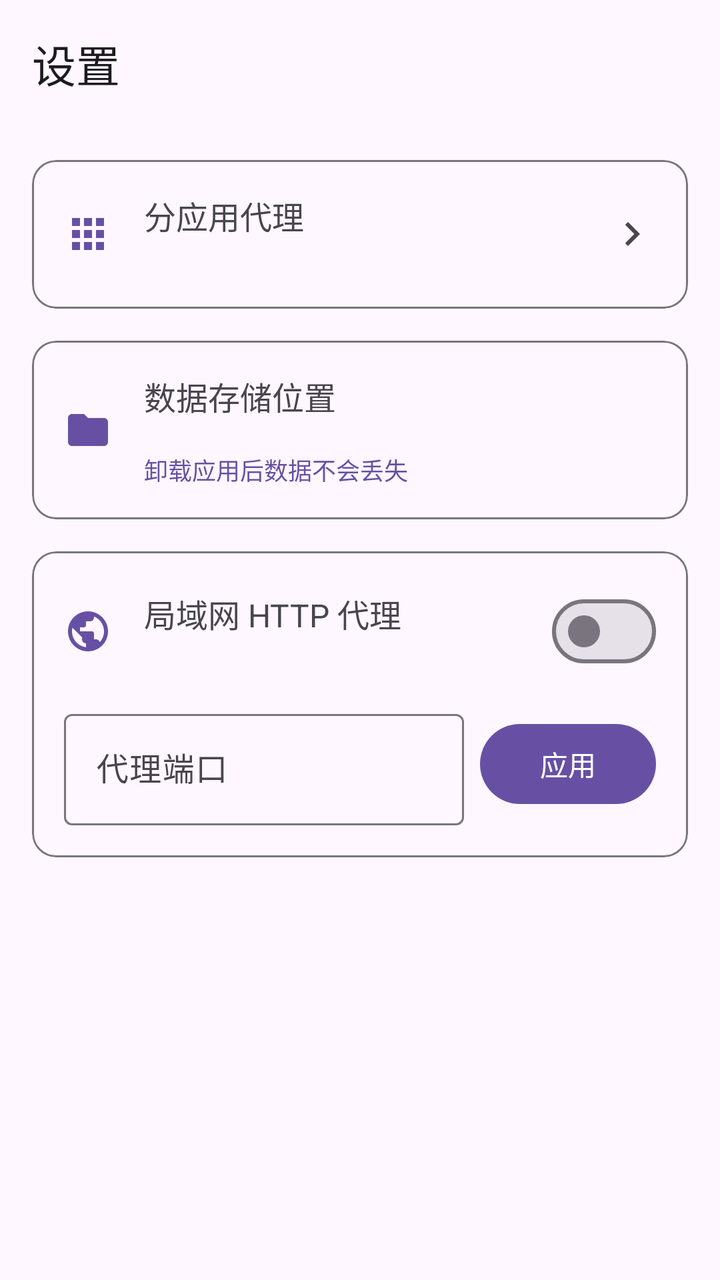
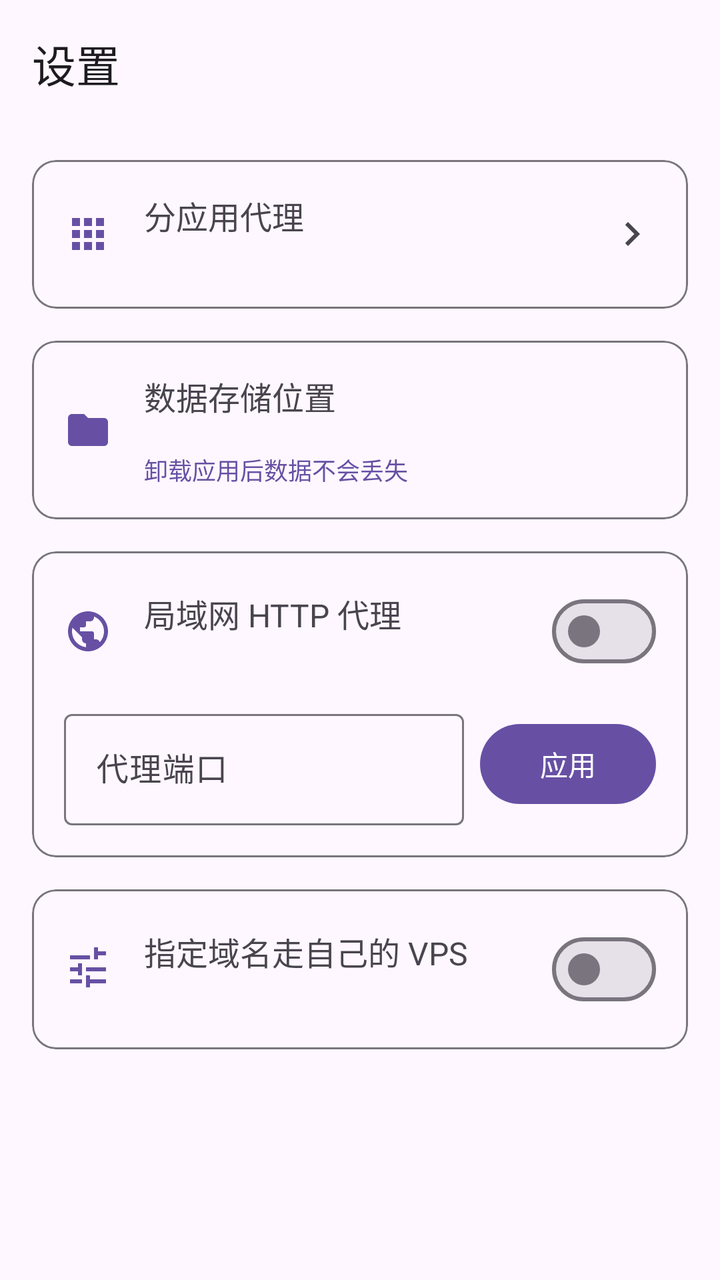

An Android layout rendered at two revisions. The XML below is the earlier revision; the diff shows what the commit changed to produce the second picture.
<!-- AndroidManifest.xml: application theme Theme.ClashMetaView -->
<!-- res/layout/fragment_settings.xml -->
<?xml version="1.0" encoding="utf-8"?>
<LinearLayout xmlns:android="http://schemas.android.com/apk/res/android"
    xmlns:app="http://schemas.android.com/apk/res-auto"
    android:layout_width="match_parent"
    android:layout_height="match_parent"
    android:orientation="vertical">

    <com.google.android.material.appbar.AppBarLayout
        android:layout_width="match_parent"
        android:layout_height="wrap_content">

        <com.google.android.material.appbar.MaterialToolbar
            android:id="@+id/toolbar"
            android:layout_width="match_parent"
            android:layout_height="?attr/actionBarSize"
            app:title="设置" />
    </com.google.android.material.appbar.AppBarLayout>

    <LinearLayout
        android:layout_width="match_parent"
        android:layout_height="match_parent"
        android:orientation="vertical"
        android:padding="16dp">

        
        <com.google.android.material.card.MaterialCardView
            android:id="@+id/card_apps"
            android:layout_width="match_parent"
            android:layout_height="wrap_content"
            android:clickable="true"
            android:focusable="true"
            app:cardElevation="0dp"
            app:strokeWidth="1dp"
            app:strokeColor="?attr/colorOutline">

            <LinearLayout
                android:layout_width="match_parent"
                android:layout_height="wrap_content"
                android:gravity="center_vertical"
                android:orientation="horizontal"
                android:padding="16dp">

                <ImageView
                    android:layout_width="24dp"
                    android:layout_height="24dp"
                    android:src="@drawable/ic_apps"
                    app:tint="?attr/colorPrimary"
                    android:contentDescription="@null" />

                <LinearLayout
                    android:layout_width="0dp"
                    android:layout_height="wrap_content"
                    android:layout_marginStart="16dp"
                    android:layout_weight="1"
                    android:orientation="vertical">

                    <TextView
                        android:layout_width="wrap_content"
                        android:layout_height="wrap_content"
                        android:text="分应用代理"
                        android:textSize="16sp" />

                    <TextView
                        android:id="@+id/text_app_proxy_info"
                        android:layout_width="wrap_content"
                        android:layout_height="wrap_content"
                        android:textColor="?android:attr/textColorSecondary"
                        android:textSize="14sp" />
                </LinearLayout>

                <ImageView
                    android:layout_width="24dp"
                    android:layout_height="24dp"
                    android:src="@drawable/ic_chevron_right"
                    app:tint="?android:attr/textColorSecondary"
                    android:contentDescription="@null" />
            </LinearLayout>
        </com.google.android.material.card.MaterialCardView>

        
        <com.google.android.material.card.MaterialCardView
            android:layout_width="match_parent"
            android:layout_height="wrap_content"
            android:layout_marginTop="16dp"
            app:cardElevation="0dp"
            app:strokeWidth="1dp"
            app:strokeColor="?attr/colorOutline">

            <LinearLayout
                android:layout_width="match_parent"
                android:layout_height="wrap_content"
                android:gravity="center_vertical"
                android:orientation="horizontal"
                android:padding="16dp">

                <ImageView
                    android:layout_width="24dp"
                    android:layout_height="24dp"
                    android:src="@drawable/ic_folder"
                    app:tint="?attr/colorPrimary"
                    android:contentDescription="@null" />

                <LinearLayout
                    android:layout_width="0dp"
                    android:layout_height="wrap_content"
                    android:layout_marginStart="16dp"
                    android:layout_weight="1"
                    android:orientation="vertical">

                    <TextView
                        android:layout_width="wrap_content"
                        android:layout_height="wrap_content"
                        android:text="数据存储位置"
                        android:textSize="16sp" />

                    <TextView
                        android:id="@+id/text_data_path"
                        android:layout_width="wrap_content"
                        android:layout_height="wrap_content"
                        android:textColor="?android:attr/textColorSecondary"
                        android:textSize="12sp" />

                    <TextView
                        android:layout_width="wrap_content"
                        android:layout_height="wrap_content"
                        android:text="卸载应用后数据不会丢失"
                        android:textColor="?attr/colorPrimary"
                        android:textSize="12sp" />
                </LinearLayout>
            </LinearLayout>
        </com.google.android.material.card.MaterialCardView>

        
        <com.google.android.material.card.MaterialCardView
            android:layout_width="match_parent"
            android:layout_height="wrap_content"
            android:layout_marginTop="16dp"
            app:cardElevation="0dp"
            app:strokeWidth="1dp"
            app:strokeColor="?attr/colorOutline">

            <LinearLayout
                android:layout_width="match_parent"
                android:layout_height="wrap_content"
                android:orientation="vertical"
                android:padding="16dp">

                <LinearLayout
                    android:layout_width="match_parent"
                    android:layout_height="wrap_content"
                    android:gravity="center_vertical"
                    android:orientation="horizontal">

                    <ImageView
                        android:layout_width="24dp"
                        android:layout_height="24dp"
                        android:src="@drawable/ic_public"
                        app:tint="?attr/colorPrimary"
                        android:contentDescription="@null" />

                    <LinearLayout
                        android:layout_width="0dp"
                        android:layout_height="wrap_content"
                        android:layout_marginStart="16dp"
                        android:layout_weight="1"
                        android:orientation="vertical">

                        <TextView
                            android:layout_width="wrap_content"
                            android:layout_height="wrap_content"
                            android:text="局域网 HTTP 代理"
                            android:textSize="16sp" />

                        <TextView
                            android:id="@+id/text_lan_status"
                            android:layout_width="match_parent"
                            android:layout_height="wrap_content"
                            android:textColor="?android:attr/textColorSecondary"
                            android:textSize="13sp" />
                    </LinearLayout>

                    <com.google.android.material.materialswitch.MaterialSwitch
                        android:id="@+id/switch_lan"
                        android:layout_width="wrap_content"
                        android:layout_height="wrap_content" />
                </LinearLayout>

                
                <LinearLayout
                    android:layout_width="match_parent"
                    android:layout_height="wrap_content"
                    android:layout_marginTop="12dp"
                    android:gravity="center_vertical"
                    android:orientation="horizontal">

                    <com.google.android.material.textfield.TextInputLayout
                        android:id="@+id/layout_port"
                        style="@style/Widget.Material3.TextInputLayout.OutlinedBox"
                        android:layout_width="0dp"
                        android:layout_height="wrap_content"
                        android:layout_weight="1"
                        android:hint="代理端口">

                        <com.google.android.material.textfield.TextInputEditText
                            android:id="@+id/edit_port"
                            android:layout_width="match_parent"
                            android:layout_height="wrap_content"
                            android:inputType="number"
                            android:maxLength="5"
                            android:maxLines="1" />
                    </com.google.android.material.textfield.TextInputLayout>

                    <com.google.android.material.button.MaterialButton
                        android:id="@+id/btn_apply_port"
                        android:layout_width="wrap_content"
                        android:layout_height="wrap_content"
                        android:layout_marginStart="8dp"
                        android:text="应用" />
                </LinearLayout>
            </LinearLayout>
        </com.google.android.material.card.MaterialCardView>

    </LinearLayout>

</LinearLayout>
<!-- resources referenced by this layout -->
<resources>
  <!-- drawable ic_apps (drawable) -->
  <vector xmlns:android="http://schemas.android.com/apk/res/android"
      android:width="24dp" android:height="24dp"
      android:viewportWidth="24" android:viewportHeight="24"
      android:tint="?attr/colorControlNormal">
      <path android:fillColor="@android:color/white"
          android:pathData="M4,8h4V4H4v4zM10,20h4v-4h-4v4zM4,20h4v-4H4v4zM4,14h4v-4H4v4zM10,14h4v-4h-4v4zM16,4v4h4V4h-4zM10,8h4V4h-4v4zM16,14h4v-4h-4v4zM16,20h4v-4h-4v4z"/>
  </vector>
  <!-- drawable ic_chevron_right (drawable) -->
  <vector xmlns:android="http://schemas.android.com/apk/res/android"
      android:width="24dp" android:height="24dp"
      android:viewportWidth="24" android:viewportHeight="24"
      android:tint="?attr/colorControlNormal">
      <path android:fillColor="@android:color/white"
          android:pathData="M10,6L8.59,7.41 13.17,12l-4.58,4.59L10,18l6,-6z"/>
  </vector>
  <!-- drawable ic_folder (drawable) -->
  <vector xmlns:android="http://schemas.android.com/apk/res/android"
      android:width="24dp" android:height="24dp"
      android:viewportWidth="24" android:viewportHeight="24"
      android:tint="?attr/colorControlNormal">
      <path android:fillColor="@android:color/white"
          android:pathData="M10,4L4,4c-1.1,0 -1.99,0.9 -1.99,2L2,18c0,1.1 0.9,2 2,2h16c1.1,0 2,-0.9 2,-2L22,8c0,-1.1 -0.9,-2 -2,-2h-8l-2,-2z"/>
  </vector>
  <!-- drawable ic_public (drawable) -->
  <vector xmlns:android="http://schemas.android.com/apk/res/android"
      android:width="24dp" android:height="24dp"
      android:viewportWidth="24" android:viewportHeight="24"
      android:tint="?attr/colorControlNormal">
      <path android:fillColor="@android:color/white"
          android:pathData="M12,2C6.48,2 2,6.48 2,12s4.48,10 10,10 10,-4.48 10,-10S17.52,2 12,2zM11,19.93c-3.95,-0.49 -7,-3.85 -7,-7.93 0,-0.62 0.08,-1.21 0.21,-1.79L9,15v1c0,1.1 0.9,2 2,2v1.93zM17.9,17.39c-0.26,-0.81 -1,-1.39 -1.9,-1.39h-1v-3c0,-0.55 -0.45,-1 -1,-1L8,12v-2h2c0.55,0 1,-0.45 1,-1L11,7h2c1.1,0 2,-0.9 2,-2v-0.41c2.93,1.19 5,4.06 5,7.41 0,2.08 -0.8,3.97 -2.1,5.39z"/>
  </vector>
  <style name="Theme.ClashMetaView" parent="Theme.Material3.DayNight.NoActionBar">
          <item name="colorPrimary">@color/md_primary</item>
          <item name="colorOnPrimary">@color/md_on_primary</item>
          <item name="colorPrimaryContainer">@color/md_primary_container</item>
          <item name="colorOnPrimaryContainer">@color/md_on_primary_container</item>
          <item name="android:statusBarColor">?attr/colorSurface</item>
          <item name="android:windowLightStatusBar" tools:targetApi="m">true</item>
          <item name="android:navigationBarColor">@android:color/transparent</item>
      </style>
  <color name="md_primary">#6750A4</color>
  <color name="md_on_primary">#FFFFFF</color>
  <color name="md_primary_container">#EADDFF</color>
  <color name="md_on_primary_container">#21005D</color>
</resources>

<!-- the commit's change to res/layout/fragment_settings.xml (unified diff, before → after) -->
@@ -16,9 +16,15 @@
             app:title="设置" />
     </com.google.android.material.appbar.AppBarLayout>
 
+    
+    <ScrollView
+        android:layout_width="match_parent"
+        android:layout_height="match_parent"
+        android:fillViewport="true">
+
     <LinearLayout
         android:layout_width="match_parent"
-        android:layout_height="match_parent"
+        android:layout_height="wrap_content"
         android:orientation="vertical"
         android:padding="16dp">
 
@@ -220,6 +226,146 @@
             </LinearLayout>
         </com.google.android.material.card.MaterialCardView>
 
+        
+        <com.google.android.material.card.MaterialCardView
+            android:layout_width="match_parent"
+            android:layout_height="wrap_content"
+            android:layout_marginTop="16dp"
+            app:cardElevation="0dp"
+            app:strokeWidth="1dp"
+            app:strokeColor="?attr/colorOutline">
+
+            <LinearLayout
+                android:layout_width="match_parent"
+                android:layout_height="wrap_content"
+                android:orientation="vertical"
+                android:padding="16dp">
+
+                <LinearLayout
+                    android:layout_width="match_parent"
+                    android:layout_height="wrap_content"
+                    android:gravity="center_vertical"
+                    android:orientation="horizontal">
+
+                    <ImageView
+                        android:layout_width="24dp"
+                        android:layout_height="24dp"
+                        android:src="@drawable/ic_tune"
+                        app:tint="?attr/colorPrimary"
+                        android:contentDescription="@null" />
+
+                    <LinearLayout
+                        android:layout_width="0dp"
+                        android:layout_height="wrap_content"
+                        android:layout_marginStart="16dp"
+                        android:layout_weight="1"
+                        android:orientation="vertical">
+
+                        <TextView
+                            android:layout_width="wrap_content"
+                            android:layout_height="wrap_content"
+                            android:text="指定域名走自己的 VPS"
+                            android:textSize="16sp" />
+
+                        <TextView
+                            android:id="@+id/text_chain_status"
+                            android:layout_width="match_parent"
+                            android:layout_height="wrap_content"
+                            android:textColor="?android:attr/textColorSecondary"
+                            android:textSize="13sp" />
+                    </LinearLayout>
+
+                    <com.google.android.material.materialswitch.MaterialSwitch
+                        android:id="@+id/switch_chain"
+                        android:layout_width="wrap_content"
+                        android:layout_height="wrap_content" />
+                </LinearLayout>
+
+                <LinearLayout
+                    android:id="@+id/layout_chain_detail"
+                    android:layout_width="match_parent"
+                    android:layout_height="wrap_content"
+                    android:orientation="vertical"
+                    android:visibility="gone">
+
+                    <com.google.android.material.textfield.TextInputLayout
+                        android:id="@+id/layout_chain_exit"
+                        style="@style/Widget.Material3.TextInputLayout.OutlinedBox.ExposedDropdownMenu"
+                        android:layout_width="match_parent"
+                        android:layout_height="wrap_content"
+                        android:layout_marginTop="16dp"
+                        android:hint="出口节点（你的 VPS）">
+
+                        <com.google.android.material.textfield.MaterialAutoCompleteTextView
+                            android:id="@+id/dropdown_chain_exit"
+                            android:layout_width="match_parent"
+                            android:layout_height="wrap_content"
+                            android:inputType="none"
+                            android:maxLines="1" />
+                    </com.google.android.material.textfield.TextInputLayout>
+
+                    <com.google.android.material.textfield.TextInputLayout
+                        android:id="@+id/layout_chain_dialer"
+                        style="@style/Widget.Material3.TextInputLayout.OutlinedBox.ExposedDropdownMenu"
+                        android:layout_width="match_parent"
+                        android:layout_height="wrap_content"
+                        android:layout_marginTop="12dp"
+                        android:hint="前置跳（机场代理组）">
+
+                        <com.google.android.material.textfield.MaterialAutoCompleteTextView
+                            android:id="@+id/dropdown_chain_dialer"
+                            android:layout_width="match_parent"
+                            android:layout_height="wrap_content"
+                            android:inputType="none"
+                            android:maxLines="1" />
+                    </com.google.android.material.textfield.TextInputLayout>
+
+                    <TextView
+                        android:layout_width="match_parent"
+                        android:layout_height="wrap_content"
+                        android:layout_marginTop="4dp"
+                        android:text="选「组」而不是具体节点：节点被封时组会自动换，链路不会断。手机能直连 VPS 就选「不使用」，单跳更快。"
+                        android:textColor="?android:attr/textColorSecondary"
+                        android:textSize="12sp" />
+
+                    <com.google.android.material.textfield.TextInputLayout
+                        android:id="@+id/layout_chain_domains"
+                        style="@style/Widget.Material3.TextInputLayout.OutlinedBox"
+                        android:layout_width="match_parent"
+                        android:layout_height="wrap_content"
+                        android:layout_marginTop="12dp"
+                        android:hint="域名（一行一个）">
+
+                        <com.google.android.material.textfield.TextInputEditText
+                            android:id="@+id/edit_chain_domains"
+                            android:layout_width="match_parent"
+                            android:layout_height="wrap_content"
+                            android:gravity="top"
+                            android:inputType="textMultiLine|textNoSuggestions"
+                            android:minLines="3" />
+                    </com.google.android.material.textfield.TextInputLayout>
+
+                    <TextView
+                        android:layout_width="match_parent"
+                        android:layout_height="wrap_content"
+                        android:layout_marginTop="4dp"
+                        android:text="写 missav.ws 是后缀匹配（含所有子域名）；写 keyword:surrit 是关键词匹配，适合一堆换着来的 CDN 域名。只填主域名通常没用——视频在独立的 CDN 域名上，开着 VPN 播一段，去连接列表里找流量最大的那条。"
+                        android:textColor="?android:attr/textColorSecondary"
+                        android:textSize="12sp" />
+
+                    <com.google.android.material.button.MaterialButton
+                        android:id="@+id/btn_chain_save"
+                        android:layout_width="wrap_content"
+                        android:layout_height="wrap_content"
+                        android:layout_gravity="end"
+                        android:layout_marginTop="8dp"
+                        android:text="保存" />
+                </LinearLayout>
+            </LinearLayout>
+        </com.google.android.material.card.MaterialCardView>
+
     </LinearLayout>
 
+    </ScrollView>
+
 </LinearLayout>
<!-- resource entries referenced after the edit -->
@@ -32,6 +32,14 @@
       <path android:fillColor="@android:color/white"
           android:pathData="M12,2C6.48,2 2,6.48 2,12s4.48,10 10,10 10,-4.48 10,-10S17.52,2 12,2zM11,19.93c-3.95,-0.49 -7,-3.85 -7,-7.93 0,-0.62 0.08,-1.21 0.21,-1.79L9,15v1c0,1.1 0.9,2 2,2v1.93zM17.9,17.39c-0.26,-0.81 -1,-1.39 -1.9,-1.39h-1v-3c0,-0.55 -0.45,-1 -1,-1L8,12v-2h2c0.55,0 1,-0.45 1,-1L11,7h2c1.1,0 2,-0.9 2,-2v-0.41c2.93,1.19 5,4.06 5,7.41 0,2.08 -0.8,3.97 -2.1,5.39z"/>
   </vector>
+  <!-- drawable ic_tune (drawable) -->
+  <vector xmlns:android="http://schemas.android.com/apk/res/android"
+      android:width="24dp" android:height="24dp"
+      android:viewportWidth="24" android:viewportHeight="24"
+      android:tint="?attr/colorControlNormal">
+      <path android:fillColor="@android:color/white"
+          android:pathData="M3,17v2h6v-2L3,17zM3,5v2h10L13,5L3,5zM13,21v-2h8v-2h-8v-2h-2v6h2zM7,9v2L3,11v2h4v2h2L9,9L7,9zM21,13v-2L11,11v2h10zM15,7h2L17,5h4L21,3h-4L17,1h-2v6z"/>
+  </vector>
   <style name="Theme.ClashMetaView" parent="Theme.Material3.DayNight.NoActionBar">
           <item name="colorPrimary">@color/md_primary</item>
           <item name="colorOnPrimary">@color/md_on_primary</item>
